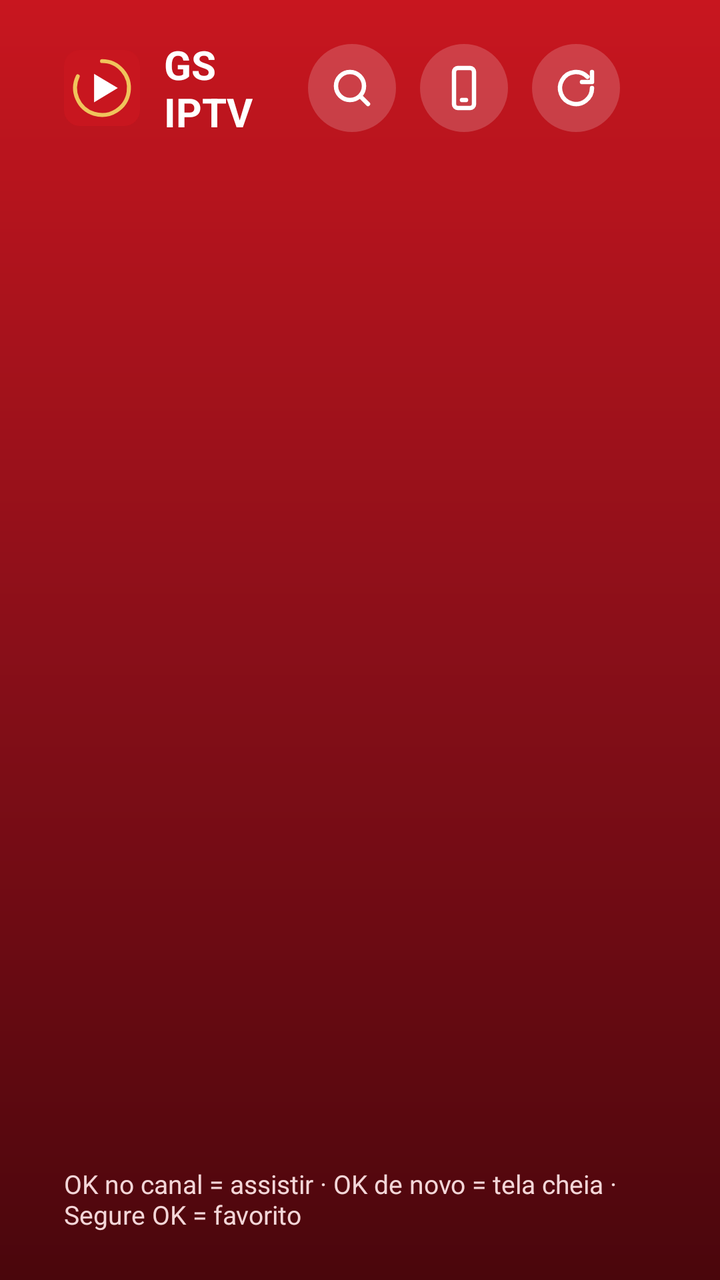
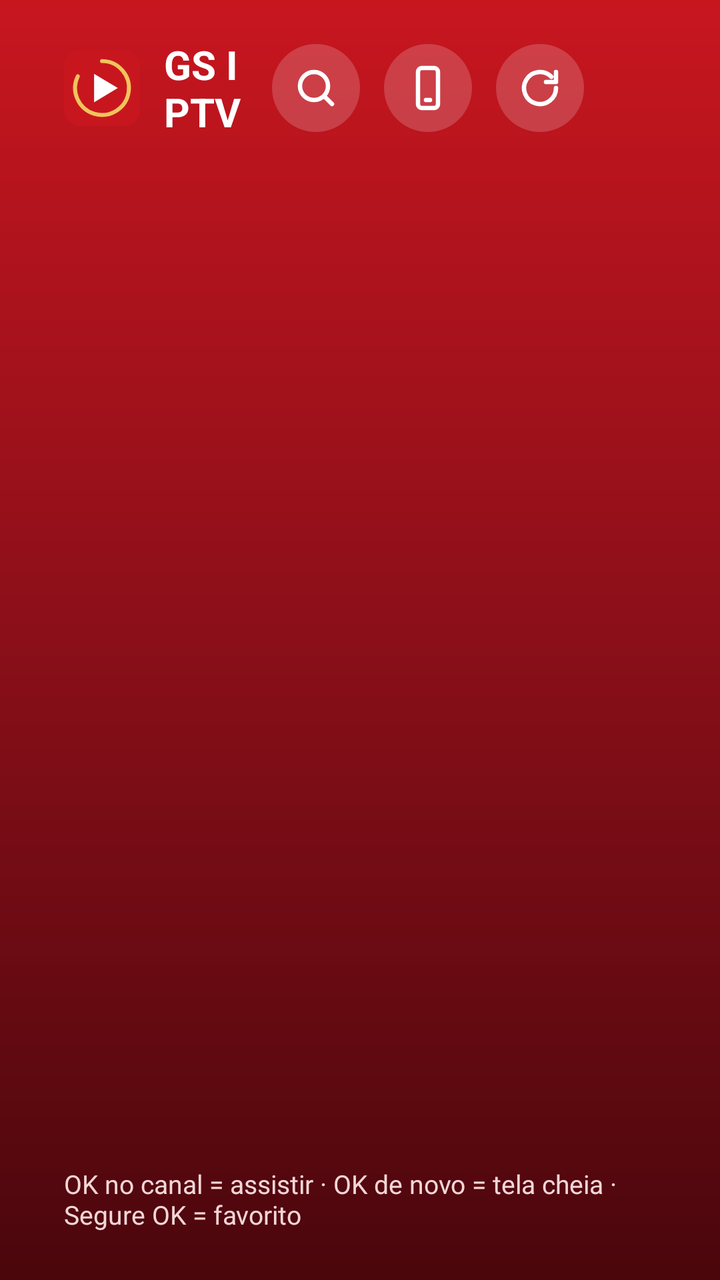

An Android layout rendered at two revisions. The XML below is the earlier revision; the diff shows what the commit changed to produce the second picture.
<!-- AndroidManifest.xml: application theme Theme.GS -->
<!-- res/layout/activity_main.xml -->
<?xml version="1.0" encoding="utf-8"?>
<LinearLayout xmlns:android="http://schemas.android.com/apk/res/android"
    xmlns:app="http://schemas.android.com/apk/res-auto"
    android:layout_width="match_parent"
    android:layout_height="match_parent"
    android:background="@drawable/bg_main"
    android:orientation="vertical"
    android:paddingHorizontal="32dp"
    android:paddingTop="18dp"
    android:paddingBottom="24dp">

    
    <LinearLayout
        android:layout_width="match_parent"
        android:layout_height="52dp"
        android:gravity="center_vertical"
        android:orientation="horizontal">

        <ImageView
            android:layout_width="38dp"
            android:layout_height="38dp"
            android:importantForAccessibility="no"
            android:src="@drawable/ic_logo" />

        <TextView
            android:id="@+id/brand"
            android:layout_width="0dp"
            android:layout_height="wrap_content"
            android:layout_marginStart="12dp"
            android:layout_weight="1"
            android:text="GS IPTV"
            android:textSize="20sp"
            android:textStyle="bold" />

        <ImageButton
            android:id="@+id/btnSearch"
            style="@style/GS.IconButton"
            android:contentDescription="Buscar"
            android:src="@drawable/ic_search" />

        <ImageButton
            android:id="@+id/btnSend"
            style="@style/GS.IconButton"
            android:contentDescription="Enviar lista pelo celular"
            android:src="@drawable/ic_phone" />

        <ImageButton
            android:id="@+id/btnRefresh"
            style="@style/GS.IconButton"
            android:contentDescription="Atualizar lista"
            android:src="@drawable/ic_refresh" />

        <TextView
            android:id="@+id/clock"
            android:layout_width="wrap_content"
            android:layout_height="wrap_content"
            android:layout_marginStart="18dp"
            android:textSize="20sp" />
    </LinearLayout>

    
    <LinearLayout
        android:id="@+id/tabs"
        android:layout_width="match_parent"
        android:layout_height="wrap_content"
        android:layout_marginTop="6dp"
        android:orientation="horizontal" />

    <FrameLayout
        android:layout_width="match_parent"
        android:layout_height="0dp"
        android:layout_marginTop="14dp"
        android:layout_weight="1">

        
        <LinearLayout
            android:id="@+id/liveView"
            android:layout_width="match_parent"
            android:layout_height="match_parent"
            android:orientation="horizontal">

            <androidx.recyclerview.widget.RecyclerView
                android:id="@+id/liveCategories"
                android:layout_width="190dp"
                android:layout_height="match_parent" />

            <androidx.recyclerview.widget.RecyclerView
                android:id="@+id/channels"
                android:layout_width="340dp"
                android:layout_height="match_parent"
                android:layout_marginStart="8dp" />

            <LinearLayout
                android:layout_width="0dp"
                android:layout_height="match_parent"
                android:layout_marginStart="16dp"
                android:layout_weight="1"
                android:background="@drawable/bg_video"
                android:orientation="vertical">

                <FrameLayout
                    android:layout_width="match_parent"
                    android:layout_height="0dp"
                    android:layout_weight="1">

                    <androidx.media3.ui.PlayerView
                        android:id="@+id/preview"
                        android:layout_width="match_parent"
                        android:layout_height="match_parent"
                        android:focusable="false"
                        app:resize_mode="fit"
                        app:use_controller="false" />

                    <TextView
                        android:id="@+id/liveBadge"
                        android:layout_width="wrap_content"
                        android:layout_height="wrap_content"
                        android:layout_margin="12dp"
                        android:background="@drawable/bg_live"
                        android:paddingHorizontal="8dp"
                        android:paddingVertical="3dp"
                        android:text="AO VIVO"
                        android:textSize="12sp"
                        android:textStyle="bold"
                        android:visibility="gone" />
                </FrameLayout>

                <LinearLayout
                    android:layout_width="match_parent"
                    android:layout_height="58dp"
                    android:background="#99000000"
                    android:gravity="center_vertical"
                    android:orientation="horizontal"
                    android:paddingHorizontal="18dp">

                    <TextView
                        android:id="@+id/nowName"
                        android:layout_width="wrap_content"
                        android:layout_height="wrap_content"
                        android:ellipsize="end"
                        android:maxLines="1"
                        android:text="Escolha um canal"
                        android:textSize="21sp"
                        android:textStyle="bold" />

                    <TextView
                        android:id="@+id/nowGroup"
                        android:layout_width="wrap_content"
                        android:layout_height="wrap_content"
                        android:layout_marginStart="16dp"
                        android:ellipsize="end"
                        android:maxLines="1"
                        android:textColor="@color/pink_text"
                        android:textSize="16sp" />
                </LinearLayout>
            </LinearLayout>
        </LinearLayout>

        
        <LinearLayout
            android:id="@+id/vodView"
            android:layout_width="match_parent"
            android:layout_height="match_parent"
            android:orientation="horizontal"
            android:visibility="gone">

            <androidx.recyclerview.widget.RecyclerView
                android:id="@+id/vodCategories"
                android:layout_width="190dp"
                android:layout_height="match_parent" />

            <androidx.recyclerview.widget.RecyclerView
                android:id="@+id/grid"
                android:layout_width="0dp"
                android:layout_height="match_parent"
                android:layout_marginStart="16dp"
                android:layout_weight="1" />
        </LinearLayout>

        <TextView
            android:id="@+id/empty"
            android:layout_width="wrap_content"
            android:layout_height="wrap_content"
            android:layout_gravity="center"
            android:gravity="center"
            android:textColor="@color/pink_text"
            android:textSize="20sp"
            android:visibility="gone" />

        <LinearLayout
            android:id="@+id/sectionPanel"
            android:layout_width="680dp"
            android:layout_height="wrap_content"
            android:layout_gravity="center"
            android:background="@drawable/bg_dark_box"
            android:orientation="vertical"
            android:padding="28dp"
            android:visibility="gone">

            <TextView
                android:layout_width="wrap_content"
                android:layout_height="wrap_content"
                android:text="Escolha o que baixar"
                android:textSize="28sp"
                android:textStyle="bold" />

            <TextView
                android:id="@+id/panelHint"
                android:layout_width="wrap_content"
                android:layout_height="wrap_content"
                android:layout_marginTop="6dp"
                android:layout_marginBottom="8dp"
                android:text="Baixe uma parte de cada vez para a TV não travar."
                android:textColor="@color/pink_text"
                android:textSize="17sp" />

            <LinearLayout
                android:layout_width="match_parent"
                android:layout_height="64dp"
                android:layout_marginTop="10dp"
                android:background="#33000000"
                android:gravity="center_vertical"
                android:orientation="horizontal"
                android:paddingHorizontal="18dp">

                <TextView
                    android:layout_width="0dp"
                    android:layout_height="wrap_content"
                    android:layout_weight="1"
                    android:text="Canais ao vivo"
                    android:textSize="22sp"
                    android:textStyle="bold" />

                <TextView
                    android:id="@+id/statusLive"
                    android:layout_width="wrap_content"
                    android:layout_height="wrap_content"
                    android:layout_marginEnd="18dp"
                    android:textColor="@color/pink_text"
                    android:textSize="16sp" />

                <Button
                    android:id="@+id/btnLive"
                    android:layout_width="150dp"
                    android:layout_height="48dp"
                    android:background="@drawable/bg_button"
                    android:text="Baixar"
                    android:textAllCaps="false"
                    android:textColor="#3A2400"
                    android:textSize="17sp"
                    android:textStyle="bold" />
            </LinearLayout>

            <LinearLayout
                android:layout_width="match_parent"
                android:layout_height="64dp"
                android:layout_marginTop="10dp"
                android:background="#33000000"
                android:gravity="center_vertical"
                android:orientation="horizontal"
                android:paddingHorizontal="18dp">

                <TextView
                    android:layout_width="0dp"
                    android:layout_height="wrap_content"
                    android:layout_weight="1"
                    android:text="Filmes"
                    android:textSize="22sp"
                    android:textStyle="bold" />

                <TextView
                    android:id="@+id/statusMovie"
                    android:layout_width="wrap_content"
                    android:layout_height="wrap_content"
                    android:layout_marginEnd="18dp"
                    android:textColor="@color/pink_text"
                    android:textSize="16sp" />

                <Button
                    android:id="@+id/btnMovie"
                    android:layout_width="150dp"
                    android:layout_height="48dp"
                    android:background="@drawable/bg_button"
                    android:text="Baixar"
                    android:textAllCaps="false"
                    android:textColor="#3A2400"
                    android:textSize="17sp"
                    android:textStyle="bold" />
            </LinearLayout>

            <LinearLayout
                android:layout_width="match_parent"
                android:layout_height="64dp"
                android:layout_marginTop="10dp"
                android:background="#33000000"
                android:gravity="center_vertical"
                android:orientation="horizontal"
                android:paddingHorizontal="18dp">

                <TextView
                    android:layout_width="0dp"
                    android:layout_height="wrap_content"
                    android:layout_weight="1"
                    android:text="Séries"
                    android:textSize="22sp"
                    android:textStyle="bold" />

                <TextView
                    android:id="@+id/statusSeries"
                    android:layout_width="wrap_content"
                    android:layout_height="wrap_content"
                    android:layout_marginEnd="18dp"
                    android:textColor="@color/pink_text"
                    android:textSize="16sp" />

                <Button
                    android:id="@+id/btnSeries"
                    android:layout_width="150dp"
                    android:layout_height="48dp"
                    android:background="@drawable/bg_button"
                    android:text="Baixar"
                    android:textAllCaps="false"
                    android:textColor="#3A2400"
                    android:textSize="17sp"
                    android:textStyle="bold" />
            </LinearLayout>
        </LinearLayout>

        <LinearLayout
            android:id="@+id/loading"
            android:layout_width="wrap_content"
            android:layout_height="wrap_content"
            android:layout_gravity="center"
            android:background="@drawable/bg_dark_box"
            android:gravity="center_horizontal"
            android:orientation="vertical"
            android:padding="24dp"
            android:visibility="gone">

            <ProgressBar
                android:layout_width="56dp"
                android:layout_height="56dp"
                android:indeterminateTint="@color/gold" />

            <TextView
                android:id="@+id/loadingText"
                android:layout_width="wrap_content"
                android:layout_height="wrap_content"
                android:layout_marginTop="14dp"
                android:text="Carregando lista…"
                android:textSize="18sp" />
        </LinearLayout>
    </FrameLayout>

    <TextView
        android:id="@+id/hint"
        android:layout_width="wrap_content"
        android:layout_height="wrap_content"
        android:layout_marginTop="8dp"
        android:text="OK no canal = assistir · OK de novo = tela cheia · Segure OK = favorito"
        android:textColor="@color/pink_text"
        android:textSize="13sp" />
</LinearLayout>
<!-- resources referenced by this layout -->
<resources>
  <color name="gold">#F0C45C</color>
  <color name="pink_text">#F3D6D8</color>
  <!-- drawable bg_button (drawable) -->
  <?xml version="1.0" encoding="utf-8"?>
  <selector xmlns:android="http://schemas.android.com/apk/res/android">
      <item android:state_focused="true"><shape><solid android:color="#FFFFFF" /><corners android:radius="12dp" /></shape></item>
      <item><shape><solid android:color="#F0C45C" /><corners android:radius="12dp" /></shape></item>
  </selector>
  <!-- drawable bg_dark_box (drawable) -->
  <?xml version="1.0" encoding="utf-8"?>
  <shape xmlns:android="http://schemas.android.com/apk/res/android">
      <solid android:color="#47000000" /><corners android:radius="12dp" />
  </shape>
  <!-- drawable bg_live (drawable) -->
  <?xml version="1.0" encoding="utf-8"?>
  <shape xmlns:android="http://schemas.android.com/apk/res/android">
      <solid android:color="#E3162A" /><corners android:radius="4dp" />
  </shape>
  <!-- drawable bg_main (drawable) -->
  <?xml version="1.0" encoding="utf-8"?>
  <shape xmlns:android="http://schemas.android.com/apk/res/android">
      <gradient android:angle="270" android:startColor="#C8161F" android:centerColor="#8A0F19" android:endColor="#4A060C" />
  </shape>
  <!-- drawable bg_video (drawable) -->
  <?xml version="1.0" encoding="utf-8"?>
  <shape xmlns:android="http://schemas.android.com/apk/res/android">
      <solid android:color="#0D0D10" /><corners android:radius="10dp" />
  </shape>
  <!-- drawable ic_phone (drawable) -->
  <vector xmlns:android="http://schemas.android.com/apk/res/android"
      android:width="24dp" android:height="24dp" android:viewportWidth="24" android:viewportHeight="24">
      <path android:strokeColor="#FFFFFF" android:strokeWidth="2.2" android:strokeLineCap="round" android:strokeLineJoin="round" android:fillColor="#00000000"
          android:pathData="M9,2h6a2,2 0,0 1,2 2v16a2,2 0,0 1,-2 2h-6a2,2 0,0 1,-2 -2v-16a2,2 0,0 1,2 -2zM11,18h2" />
  </vector>
  <!-- drawable ic_refresh (drawable) -->
  <vector xmlns:android="http://schemas.android.com/apk/res/android"
      android:width="24dp" android:height="24dp" android:viewportWidth="24" android:viewportHeight="24">
      <path android:strokeColor="#FFFFFF" android:strokeWidth="2.2" android:strokeLineCap="round" android:strokeLineJoin="round" android:fillColor="#00000000"
          android:pathData="M20,12a8,8 0,1 1,-2.3 -5.6M20,4v5h-5" />
  </vector>
  <!-- drawable ic_search (drawable) -->
  <vector xmlns:android="http://schemas.android.com/apk/res/android"
      android:width="24dp" android:height="24dp" android:viewportWidth="24" android:viewportHeight="24">
      <path android:strokeColor="#FFFFFF" android:strokeWidth="2.2" android:strokeLineCap="round" android:strokeLineJoin="round" android:fillColor="#00000000"
          android:pathData="M11,4a7,7 0,1 1,0 14a7,7 0,1 1,0 -14zM20,20l-4,-4" />
  </vector>
  <style name="GS.IconButton" parent="">
          <item name="android:layout_width">44dp</item>
          <item name="android:layout_height">44dp</item>
          <item name="android:layout_marginStart">12dp</item>
          <item name="android:background">@drawable/bg_icon_btn</item>
          <item name="android:padding">10dp</item>
          <item name="android:scaleType">fitCenter</item>
          <item name="android:focusable">true</item>
      </style>
  <!-- drawable bg_icon_btn (drawable) -->
  <?xml version="1.0" encoding="utf-8"?>
  <selector xmlns:android="http://schemas.android.com/apk/res/android">
      <item android:state_focused="true"><shape android:shape="oval"><solid android:color="#F0C45C" /></shape></item>
      <item><shape android:shape="oval"><solid android:color="#2EFFFFFF" /></shape></item>
  </selector>
  <color name="red">#C8161F</color>
  <color name="red_deep">#4A060C</color>
  <color name="white">#FFFFFF</color>
  <!-- unchanged entries left out for length: 2 -->
</resources>

<!-- the commit's change to res/layout/activity_main.xml (unified diff, before → after) -->
@@ -49,6 +49,14 @@
             style="@style/GS.IconButton"
             android:contentDescription="Atualizar lista"
             android:src="@drawable/ic_refresh" />
+
+        <TextView
+            android:id="@+id/version"
+            android:layout_width="wrap_content"
+            android:layout_height="wrap_content"
+            android:layout_marginStart="18dp"
+            android:textColor="@color/pink_text"
+            android:textSize="14sp" />
 
         <TextView
             android:id="@+id/clock"
